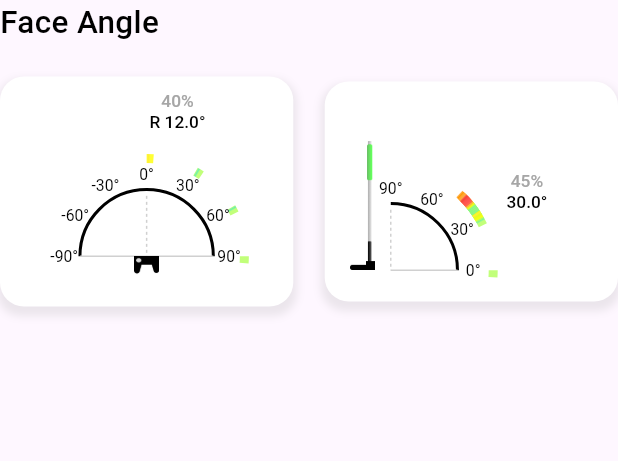
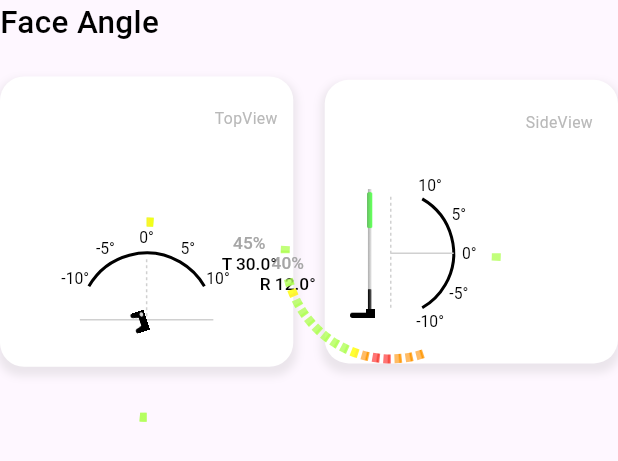
Before and after one commit to rkskdldl/ginovo_v2, a Flutter app: the FaceAnglePanel widget shown alone on an empty page, opened directly, on a phone screen of 412 x 824 dp. Shown: the top 461 px of the screen. Run offline on Flutter 3.47's test engine with Material 3 defaults, Android fonts, the light colour scheme and no system bars; our stand-ins replace calendar_date_picker2, fl_chart, flutter_screenutil; missing offline and left inert: flutter_inappwebview.

Commit message:
20250102 메인화면 페이스각도 위젓 변경, 결과페이지 명칭 명경 및 페이스 각도 위젯 변경

```diff
--- a/lib/main.dart
+++ b/lib/main.dart
@@ -69,14 +69,14 @@ class MyApp extends StatelessWidget {
       //         launchAngleTxt: "R 3.0°",
       //       )
       //   ),
+        onGenerateRoute: (routes)=>
+            MaterialPageRoute(
+                builder: (_)=>HomePage(),
+            ),
       //   onGenerateRoute: (routes)=>
       //       MaterialPageRoute(
-      //           builder: (_)=>HomePage(),
+      //         builder: (_)=>HistoryPage(),
       //       ),
-        onGenerateRoute: (routes)=>
-            MaterialPageRoute(
-              builder: (_)=>HistoryPage(),
-            ),
         builder:(ctx,widget) {
           ScreenUtil.init(ctx, designSize: Size(AppSize.standardWidth, AppSize.standardHeight));
           return widget!;
--- a/lib/presentation/pages/home/home_page.dart
+++ b/lib/presentation/pages/home/home_page.dart
@@ -62,14 +62,14 @@ class _HomePageState extends State<HomePage> {
                           initialSpeedTxt: '1.7m/s',
                           hittingAmountTxt: '0.04N',
                           spinAxisAngle: 5,
-                          spinRPM: 1200,
+                          spinRPM: 420,
                           hittingPos: Offset(-40, 10),
                           spinType:  SpinType.top,
                           putterLRAngle: 20.0,
                           putterTBAngle: 15.0,
-                          gapDistanceTxt: "R 0.2m",
+                          gapDistanceTxt: "R 20cm",
                           puttingDistanceTxt: "3.1m",
-                          skidDistanceTxt: "0.2m",
+                          skidDistanceTxt: "4cm",
                           launchAngleTxt: "R 3.0°",
                         )
                     ));
@@ -89,9 +89,9 @@ class _HomePageState extends State<HomePage> {
                           spinType:  SpinType.top,
                           putterLRAngle: 20.0,
                           putterTBAngle: 15.0,
-                          gapDistanceTxt: "R 0.2m",
+                          gapDistanceTxt: "R 20cm",
                           puttingDistanceTxt: "3.1m",
-                          skidDistanceTxt: "0.2m",
+                          skidDistanceTxt: "40cm",
                           launchAngleTxt: "R 3.0°",
                         )
                     ));
@@ -107,14 +107,14 @@ class _HomePageState extends State<HomePage> {
                             initialSpeedTxt: '1.7m/s',
                             hittingAmountTxt: '0.04N',
                             spinAxisAngle: -20,
-                            spinRPM: 1200,
+                            spinRPM: 420,
                             hittingPos: Offset(-40, 10),
                             spinType:  SpinType.top,
                             putterLRAngle: 20.0,
                             putterTBAngle: 15.0,
-                            gapDistanceTxt: "R 0.2m",
+                            gapDistanceTxt: "R 20cm",
                             puttingDistanceTxt: "3.1m",
-                            skidDistanceTxt: "0.2m",
+                            skidDistanceTxt: "4cm",
                             launchAngleTxt: "R 3.0°",
                           )
                       ));
@@ -199,12 +199,12 @@ class _HomePageState extends State<HomePage> {
                       ],),
                       SizedBox(height: 30.w,),
                       FaceAnglePanel(
-                        mostTopAngle:  12,
+                        mostTopAngle:  5,
                         mostTopPercent: 40,
-                        topAngles: [0,30,0,60,90],
-                        mostSideAngle: 30,
+                        topAngles: [5,1,2,3,4,5,5,5,5,6,7,8,9,-1,-2,-3,-4],
+                        mostSideAngle: -5,
                         mostSidePercent: 45,
-                        sideAngles: [0,30,45,45,45,45,45,45,45,46,46,46,47,47,47,48,48,48,44,44,44,44,43,43,43,42,42,41,40,39,38,37,36,35,34,34,33,],
+                        sideAngles: [0,-5,-5,-5,-5,-5,-5,5,5,10,15],
                       ),
                       SizedBox(height: 30.w,),
                     ],
--- a/lib/presentation/widgets/angle_gradient_visualization.dart
+++ b/lib/presentation/widgets/angle_gradient_visualization.dart
@@ -3,7 +3,7 @@ import 'dart:math';
 import 'package:flutter/material.dart';
 import 'package:flutter_screenutil/flutter_screenutil.dart';
 List<List<Color>> colorSets = [
-  [Colors.lightGreenAccent.withOpacity(0.8), Colors.greenAccent, Colors.lightGreenAccent.withOpacity(0.8)],
+  [Colors.lightGreenAccent.withOpacity(0.8), Colors.lightGreenAccent, Colors.lightGreenAccent.withOpacity(0.8)],
   [Colors.yellowAccent.withOpacity(0.8),Colors.yellow,Colors.yellowAccent.withOpacity(0.8)],
   [Colors.orangeAccent.withOpacity(0.8),Colors.orange,Colors.orangeAccent.withOpacity(0.8)],
   [Colors.redAccent.withOpacity(0.8),Colors.red, Colors.redAccent.withOpacity(0.8)],
@@ -13,17 +13,19 @@ class AngleGradientVisualization extends StatelessWidget {
   final List<double> angles;
   final double width;
   final double height;
+  final double bias;
   const AngleGradientVisualization({Key? key,
     required this.angles,
     required this.width,
-    required this.height
+    required this.height,
+    this.bias = 1
   }) : super(key: key);
 
   @override
   Widget build(BuildContext context) {
     return CustomPaint(
       size: Size(width, (height/2)),
-      painter: RingHeatmapPainter(angles: angles),
+      painter: RingHeatmapPainter(angles: angles,bias: bias),
     );
   }
 }
@@ -32,17 +34,21 @@ class QuaterAngleGradientVisualization extends StatelessWidget {
   final List<double> angles;
   final double width;
   final double height;
+  final double bias;
   const QuaterAngleGradientVisualization({Key? key,
     required this.angles,
     required this.width,
-    required this.height
+    required this.height,
+    this.bias = 1,
   }) : super(key: key);
 
   @override
   Widget build(BuildContext context) {
-    return CustomPaint(
-      size: Size(width, (height/2)),
-      painter: QuaterRingHeatmapPainter(angles: angles),
+    return Container(
+      child: CustomPaint(
+        size: Size(width, (height)),
+        painter: QuaterRingHeatmapPainter(angles: angles,bias: bias),
+      ),
     );
   }
 }
@@ -50,8 +56,8 @@ class QuaterAngleGradientVisualization extends StatelessWidget {
 
 class RingHeatmapPainter extends CustomPainter {
   final List<double> angles;
-
-  RingHeatmapPainter({required this.angles});
+  final double bias;
+  RingHeatmapPainter({required this.angles,required this.bias});
 
   @override
   void paint(Canvas canvas, Size size) {
@@ -86,8 +92,8 @@ class RingHeatmapPainter extends CustomPainter {
 
       // 그라데이션 정의
       Gradient gradient = SweepGradient(
-        startAngle: (270+ convertedKey) * pi / 180,
-        endAngle: (270+convertedKey +2) * pi / 180,
+        startAngle: (270+ (convertedKey*bias)) * pi / 180,
+        endAngle: (270+(convertedKey*bias) +2) * pi / 180,
         colors: counter==1?colorSets[0]:counter==2?colorSets[1]:counter==3?colorSets[2]:colorSets[3],
         stops:[0.0,0.5,1],
       );
@@ -102,7 +108,7 @@ class RingHeatmapPainter extends CustomPainter {
       // 원형 띠 그리기
       canvas.drawArc(
         rect,
-        (270+convertedKey) * pi / 180, // 시작 각도
+        (270+(convertedKey*bias)) * pi / 180, // 시작 각도
         4* pi / 180, // 전체 원 (360도)
         false,
         paint,
@@ -118,14 +124,14 @@ class RingHeatmapPainter extends CustomPainter {
 
 class QuaterRingHeatmapPainter extends CustomPainter {
   final List<double> angles;
-
-  QuaterRingHeatmapPainter({required this.angles});
+  final double bias;
+  QuaterRingHeatmapPainter({required this.angles,required this.bias});
 
   @override
   void paint(Canvas canvas, Size size) {
     final double strokeWidth = 6; // 띠 두께
     final Rect rect = Rect.fromCircle(
-      center: Offset(0, size.height),
+      center: Offset(0,0),
       radius: size.width - strokeWidth / 2,
     );
 
@@ -154,8 +160,8 @@ class QuaterRingHeatmapPainter extends CustomPainter {
 
       // 그라데이션 정의
       Gradient gradient = SweepGradient(
-        startAngle: (360-convertedKey) * pi / 180,
-        endAngle: (360-convertedKey +2) * pi / 180,
+        startAngle: (360-(convertedKey*bias)) * pi / 180,
+        endAngle: (360-(convertedKey*bias) +2) * pi / 180,
         colors: counter==1?colorSets[0]:counter==2?colorSets[1]:counter==3?colorSets[2]:colorSets[3],
         stops:[0.0,0.5,1],
       );
@@ -170,7 +176,7 @@ class QuaterRingHeatmapPainter extends CustomPainter {
       // 원형 띠 그리기
       canvas.drawArc(
         rect,
-        (360-convertedKey) * pi / 180, // 시작 각도
+        (360-(convertedKey*bias)) * pi / 180, // 시작 각도
         4* pi / 180, // 전체 원 (360도)
         false,
         paint,
@@ -187,9 +193,17 @@ class QuaterRingHeatmapPainter extends CustomPainter {
 
 class SemiCircleAngleWidget extends StatelessWidget {
 
-  const SemiCircleAngleWidget({super.key,required this.width,required this.height});
+  const SemiCircleAngleWidget({
+    super.key,
+    required this.width,
+    required this.height,
+    this.startAngle = pi,
+    this.angleRange = pi,
+  });
   final double width;
   final double height;
+  final double startAngle;
+  final double angleRange;
   @override
   Widget build(BuildContext context) {
     return SizedBox(
@@ -197,13 +211,20 @@ class SemiCircleAngleWidget extends StatelessWidget {
       height:  (height/2).w,
       child: CustomPaint(
         size: Size(width.w, (height/2).w), // 반구의 크기 (너비와 높이)
-        painter: SemiCirclePainter(),
+        painter: SemiCirclePainter(startAngle: startAngle,angleRange: angleRange),
       ),
     );
   }
 }
 
 class SemiCirclePainter extends CustomPainter {
+  SemiCirclePainter({
+    required this.startAngle,
+    required this.angleRange,
+});
+
+  final double startAngle;
+  final double angleRange;
   @override
   void paint(Canvas canvas, Size size) {
     final Paint paint = Paint()
@@ -217,8 +238,8 @@ class SemiCirclePainter extends CustomPainter {
     // 반구 그리기
     canvas.drawArc(
       Rect.fromCircle(center: center, radius: radius-10.w),
-      pi, // 시작 각도 (-90도)
-      pi, // 180도 (반구)
+      startAngle, // 시작 각도 (-90도)
+      angleRange, // 180도 (반구)
       false,
       paint,
     );
@@ -274,7 +295,7 @@ class SemiCirclePainter extends CustomPainter {
 
 
     // 각도 텍스트 표시
-    for (int angle = -90; angle <= 90; angle += 30) {
+    for (int angle = -60; angle <= 60; angle += 30) {
       final double radian = ((270+angle) * pi) / 180; // 각도를 라디안으로 변환
       final Offset textPosition = Offset(
         center.dx + radius * cos(radian),
@@ -284,7 +305,7 @@ class SemiCirclePainter extends CustomPainter {
       // 각도 텍스트 그리기
       final textPainter = TextPainter(
         text: TextSpan(
-          text: '$angle°',
+          text: '${(angle/6).toInt()}°',
           style: TextStyle(fontSize: 10.sp, color: Colors.black),
         ),
         textDirection: TextDirection.ltr,
@@ -310,11 +331,13 @@ class HighLightTxtWidget extends StatelessWidget {
     required this.height,
     required this.angle,
     required this.percent,
+    this.bias =1,
   });
   final double width;
   final double height;
   final double angle;
   final double percent;
+  final double bias;
   @override
   Widget build(BuildContext context) {
     return SizedBox(
@@ -324,16 +347,19 @@ class HighLightTxtWidget extends StatelessWidget {
         size: Size(width.w, (height/2).w), // 반구의 크기 (너비와 높이)
         painter: HighLightTxtPainter(
             angle:angle,
-            percent: percent),
+            percent: percent,
+            bias: bias,
+        ),
       ),
     );
   }
 }
 
 class HighLightTxtPainter extends CustomPainter {
-  HighLightTxtPainter({required this.angle,required this.percent});
+  HighLightTxtPainter({required this.angle,required this.percent,required this.bias});
   final double angle;
   final double percent;
+  final double bias;
   @override
   void paint(Canvas canvas, Size size) {
     final Paint paint = Paint()
@@ -344,7 +370,7 @@ class HighLightTxtPainter extends CustomPainter {
     final double radius = size.height; // 반구의 반지름
     final Offset center = Offset(size.width / 2, size.height); // 반구의 중심 (하단 중앙)
     // 각도 텍스트 표시
-      final double radian = ((270+angle) * pi) / 180; // 각도를 라디안으로 변환
+      final double radian = ((270+(angle*bias)) * pi) / 180; // 각도를 라디안으로 변환
       final Offset textPosition = Offset(
         center.dx + radius * cos(radian),
         center.dy + radius * sin(radian),
@@ -382,23 +408,41 @@ class HighLightTxtPainter extends CustomPainter {
 
 class QuaterCircleAngleWidget extends StatelessWidget {
 
-  const QuaterCircleAngleWidget({super.key,required this.width,required this.height});
+  const QuaterCircleAngleWidget({
+    super.key,
+    required this.width,
+    required this.height,
+    this.startAngle = 270*pi/180,
+    this.angleRange = pi/2,
+    this.bias = 1
+  });
   final double width;
   final double height;
+  final double startAngle;
+  final double angleRange;
+  final double bias;
   @override
   Widget build(BuildContext context) {
     return SizedBox(
-      width: width.w,
-      height:  (height/2),
+      width: width,
+      height:  (height),
       child: CustomPaint(
-        size: Size(width, (height/2)), // 반구의 크기 (너비와 높이)
-        painter: QuaterCirclePainter(),
+        size: Size(width, (height)), // 반구의 크기 (너비와 높이)
+        painter: QuaterCirclePainter(startAngle: startAngle,angleRange: angleRange,bias: bias),
       ),
     );
   }
 }
 
 class QuaterCirclePainter extends CustomPainter {
+  QuaterCirclePainter({
+    required this.startAngle,
+    required this.angleRange,
+    required this.bias,
+});
+  final double startAngle;
+  final double angleRange;
+  final double bias;
   @override
   void paint(Canvas canvas, Size size) {
     final Paint paint = Paint()
@@ -407,13 +451,13 @@ class QuaterCirclePainter extends CustomPainter {
       ..strokeWidth = 2;
 
     final double radius = size.width; // 반구의 반지름
-    final Offset center = Offset(0, size.height); // 반구의 중심 (하단 중앙)
+    final Offset center = Offset(0, 0); // 반구의 중심 (하단 중앙)
 
     // 반구 그리기
     canvas.drawArc(
       Rect.fromCircle(center: center, radius: radius-10.w),
-      270 * pi / 180, // 시작 각도 (-90도)
-      pi/2, // 180도 (반구)
+      startAngle, // 시작 각도 (-90도)
+      angleRange, // 180도 (반구)
       false,
       paint,
     );
@@ -436,7 +480,7 @@ class QuaterCirclePainter extends CustomPainter {
 
     final double startX = center.dx; // 시작 X 좌표
     final double startY = center.dy-(radius-14.w); // 시작 Y 좌표
-    final double endY = center.dy; // 끝 Y 좌표
+    final double endY = center.dy+(radius-14.w); // 끝 Y 좌표
 
     double currentY = startY;
 
@@ -469,8 +513,8 @@ class QuaterCirclePainter extends CustomPainter {
 
 
     // 각도 텍스트 표시
-    for (int angle =0; angle <= 90; angle += 30) {
-      final double radian = ((270+angle) * pi) / 180; // 각도를 라디안으로 변환
+    for (int angle =-60; angle <= 60; angle += 30) {
+      final double radian = ((angle) * pi) / 180; // 각도를 라디안으로 변환
       final Offset textPosition = Offset(
         center.dx + radius * cos(radian),
         center.dy + radius * sin(radian),
@@ -479,7 +523,7 @@ class QuaterCirclePainter extends CustomPainter {
       // 각도 텍스트 그리기
       final textPainter = TextPainter(
         text: TextSpan(
-          text: '${90 - angle}°',
+          text: '${-(angle/bias).toInt()}°',
           style: TextStyle(fontSize: 10.sp, color: Colors.black),
         ),
         textDirection: TextDirection.ltr,
@@ -506,41 +550,47 @@ class QuaterHighLightTxtWidget extends StatelessWidget {
     required this.height,
     required this.angle,
     required this.percent,
+    this.bias =1,
   });
   final double width;
   final double height;
   final double angle;
   final double percent;
+  final double bias;
   @override
   Widget build(BuildContext context) {
     return SizedBox(
       width: width,
-      height:  (height/2),
+      height: height,
       child: CustomPaint(
-        size: Size(width, (height/2)), // 반구의 크기 (너비와 높이)
+        size: Size(width, (height)), // 반구의 크기 (너비와 높이)
         painter: QuaterHighLightTxtPainter(
             angle:angle,
-            percent: percent),
+            percent: percent,
+            bias: bias
+        ),
       ),
     );
   }
 }
 
 class QuaterHighLightTxtPainter extends CustomPainter {
-  QuaterHighLightTxtPainter({required this.angle,required this.percent});
+  QuaterHighLightTxtPainter({
+    required this.angle,
+    required this.percent,
+    required this.bias,
+  });
   final double angle;
   final double percent;
+  final double bias;
   @override
   void paint(Canvas canvas, Size size) {
-    final Paint paint = Paint()
-      ..color = Colors.black
-      ..style = PaintingStyle.stroke
-      ..strokeWidth = 2;
 
-    final double radius = size.height; // 반구의 반지름
-    final Offset center = Offset(0, size.height); // 반구의 중심 (하단 중앙)
+
+    final double radius = size.width; // 반구의 반지름
+    final Offset center = Offset(0, size.height/2); // 반구의 중심 (하단 중앙)
     // 각도 텍스트 표시
-    final double radian = ((360-angle) * pi) / 180; // 각도를 라디안으로 변환
+    final double radian = ((-(angle*bias)) * pi) / 180; // 각도를 라디안으로 변환
     final Offset textPosition = Offset(
       center.dx + radius * cos(radian),
       center.dy + radius * sin(radian),
@@ -555,7 +605,7 @@ class QuaterHighLightTxtPainter extends CustomPainter {
               style: TextStyle(fontSize: 11.sp, color: Color(0xffA6A6A6),fontWeight: FontWeight.w500,  ),
             ),
             TextSpan(
-              text: '${angle.abs()}°',
+              text: '${angle<0?"B":angle>0?"T":""} ${(angle).abs()}°',
               style: TextStyle(fontSize: 11.sp, color: Color(0xff000000),fontWeight: FontWeight.w500  ),
             ),
           ],
--- a/lib/presentation/widgets/face_angle_panel.dart
+++ b/lib/presentation/widgets/face_angle_panel.dart
@@ -1,3 +1,5 @@
+import 'dart:math';
+
 import 'package:flutter/material.dart';
 import 'package:flutter_screenutil/flutter_screenutil.dart';
 
@@ -45,6 +47,17 @@ class _FaceAnglePanelState extends State<FaceAnglePanel> {
             Expanded(
               child: PanelContainer(
                   customPadding: EdgeInsets.symmetric(horizontal: 10.w,vertical: 20.w),
+                  titleWidget: Padding(
+                    padding: EdgeInsets.only(bottom:  10.w),
+                    child: Align(
+                      alignment: Alignment.centerRight,
+                      child: Text("TopView",style: TextStyle(
+                        fontSize: 10.sp,
+                        color: Color(0xffb9b9b9),
+                      ),
+                      ),
+                    ),
+                  ),
                   childWidget:LayoutBuilder(builder: (ctx,constraints){
                     return Container(
                       child: Column(
@@ -52,15 +65,21 @@ class _FaceAnglePanelState extends State<FaceAnglePanel> {
                         children: [
                           Stack(
                             children: [
-                              HighLightTxtWidget(width:200.w, height: 180.w,angle:widget.mostTopAngle,percent: widget.mostTopPercent,),
+                              Column(
+                                mainAxisSize: MainAxisSize.min,
+                                children: [
+                                  HighLightTxtWidget(width:200.w, height: 180.w,angle:widget.mostTopAngle,percent: widget.mostTopPercent,bias: 6,),
+                                  Container(height: 10.w,),
+                                ],
+                              ),
                               Positioned(
-                                bottom: 0,
+                                bottom: 10.w,
                                 left: 0,
                                 right: 0,
                                 child: Center(
                                   child: Container(
                                     child: AngleGradientVisualization(
-                                        width: 130.w,height: 120.w,
+                                        width: 130.w,height: 120.w,bias: 6,
                                         angles:widget.topAngles),
                                   ),
                                 ),
@@ -68,12 +87,21 @@ class _FaceAnglePanelState extends State<FaceAnglePanel> {
                               Positioned(
                                   left: 0,
                                   right: 0,
+                                  bottom: 10.w,
+                                  child: Center(child: SemiCircleAngleWidget(width: 100.w, height: 100.w,startAngle: 210*pi/180, angleRange: 120*pi/180,))),
+
+                              Positioned(
                                   bottom: 0,
-                                  child: Center(child: SemiCircleAngleWidget(width: 100.w, height: 100.w))),
-
+                                  left: 0,
+                                  right: 0,
+                                  child:SizedBox(child:
+                                  Transform.rotate(
+                                    angle: (widget.mostTopAngle*6*pi/180),
+                                      alignment: Alignment.topCenter,
+                                      child: Image.asset('assets/image/putter_top_single.png',height: 10.w,)))
+                              ),
                             ],
                           ),
-                          Image.asset('assets/image/putter_top_single.png',width: 16.w,),
                         ],
                       ),
                     );
@@ -83,24 +111,36 @@ class _FaceAnglePanelState extends State<FaceAnglePanel> {
             Expanded(
               child: PanelContainer(
                   customPadding: EdgeInsets.symmetric(horizontal: 16.w,vertical: 20.w),
+                  titleWidget: Padding(
+                    padding: EdgeInsets.only(bottom:  10.w),
+                    child: Align(
+                      alignment: Alignment.centerRight,
+                      child: Text("SideView",style: TextStyle(
+                        fontSize: 10.sp,
+                        color: Color(0xffb9b9b9),
+                      ),),
+                    ),
+                  ),
                   childWidget:Container(
                     child: Row(
-                      crossAxisAlignment: CrossAxisAlignment.end,
+                      crossAxisAlignment: CrossAxisAlignment.center,
                       children: [
                         Image.asset('assets/image/putter_side_single.png',width: 16.w,),
                         SizedBox(width: 10.w,),
                         Stack(
                           children: [
-                            QuaterHighLightTxtWidget(width:100.w, height: 200.w,angle: widget.mostSideAngle,percent: widget.mostSidePercent,),
+                            QuaterHighLightTxtWidget(width:90.w, height: 100.w,angle: widget.mostSideAngle,percent: widget.mostSidePercent,bias: 6,),
                             Positioned(
                               bottom: 0,
                               child: QuaterAngleGradientVisualization(
-                                  width: 68.w,height: 68.w,
-                                  angles: widget.sideAngles),
+                                  width: 70.w,height: 50.w,
+                                  angles: widget.sideAngles,
+                              bias:6,
+                              ),
                             ),
                             Positioned(
                                 bottom: 0,
-                                child: QuaterCircleAngleWidget(width: 50.w, height: 50.w)),
+                                child: QuaterCircleAngleWidget(width: 50.w, height: 50.w,startAngle: 300*pi/180,angleRange: 120*pi/180,bias: 6,)),
                           ],
                         ),
                       ],
--- a/lib/presentation/widgets/free_mode_panel.dart
+++ b/lib/presentation/widgets/free_mode_panel.dart
@@ -168,7 +168,7 @@ class _FreePanelState extends State<FreePanel> {
                 mainAxisSize: MainAxisSize.min,
                 crossAxisAlignment: CrossAxisAlignment.start,
                 children: [
-                  Text("Sides Distance",
+                  Text("Separation\nDistance",
                     style: TextStyle(
                       fontSize: 14.sp,
                       color: Color(0xff7A7A7A),
--- a/lib/presentation/widgets/long_put_panel.dart
+++ b/lib/presentation/widgets/long_put_panel.dart
@@ -176,7 +176,7 @@ class _LongPutPanelState extends State<LongPutPanel> {
                 mainAxisSize: MainAxisSize.min,
                 crossAxisAlignment: CrossAxisAlignment.start,
                 children: [
-                  Text("Sides Distance",
+                  Text("Separation\nDistance",
                     style: TextStyle(
                       fontSize: 14.sp,
                       color: Color(0xff7A7A7A),
--- a/lib/presentation/widgets/mat_panel.dart
+++ b/lib/presentation/widgets/mat_panel.dart
@@ -136,7 +136,7 @@ class _MatPanelState extends State<MatPanel> {
                 mainAxisSize: MainAxisSize.min,
                 crossAxisAlignment: CrossAxisAlignment.start,
                 children: [
-                  Text("Sides Distance",
+                  Text("Separation\nDistance",
                     style: TextStyle(
                       fontSize: 14.sp,
                       color: Color(0xff7A7A7A),
--- a/lib/presentation/widgets/putter_panel.dart
+++ b/lib/presentation/widgets/putter_panel.dart
@@ -399,6 +399,28 @@ class ArcPainter extends CustomPainter {
       false, // 호 내부 채우기 여부 (false = 채우지 않음)
       paint, // 페인트 스타일
     );
+
+    final double radian = radians+(radians2/2); // 각도를 라디안으로 변환
+    final Offset textPosition = Offset(
+      center.dx + (radius*2) * cos(radian),
+      center.dy + (radius*2) * sin(radian),
+    );
+
+    // 각도 텍스트 그리기
+    final textPainter = TextPainter(
+      text: TextSpan(
+        text: '${angle}°',
+        style: TextStyle(fontSize: 10.sp, color: Colors.black, fontWeight: FontWeight.w500),
+      ),
+      textDirection: TextDirection.ltr,
+    );
+    textPainter.layout();
+
+    final Offset adjustedPosition = textPosition.translate(
+      -textPainter.width / 2,
+      -textPainter.height / 2,
+    ); // 텍스트 위치를 조정
+    textPainter.paint(canvas, adjustedPosition);
   }
 
   @override
--- a/lib/presentation/widgets/rotation_panel.dart
+++ b/lib/presentation/widgets/rotation_panel.dart
@@ -169,7 +169,7 @@ class _RotationSectionState extends State<RotationSection> {
                         child: Container(
                             child: Align(
                                 alignment: widget.spinAngle>0?widget.spinAngle.abs()<=90?Alignment.topRight:Alignment.bottomRight:widget.spinAngle.abs()<=90?Alignment.topLeft:Alignment.bottomLeft,
-                                child: Text("${widget.spinAngle.toStringAsFixed(1)}°",
+                                child: Text("${widget.spinAngle>0?"R":widget.spinAngle<0?"L":""} ${widget.spinAngle.abs().toStringAsFixed(1)}°",
                                   style: TextStyle(
                                     fontSize: 20.sp,
                                     fontWeight: FontWeight.w500,
```
